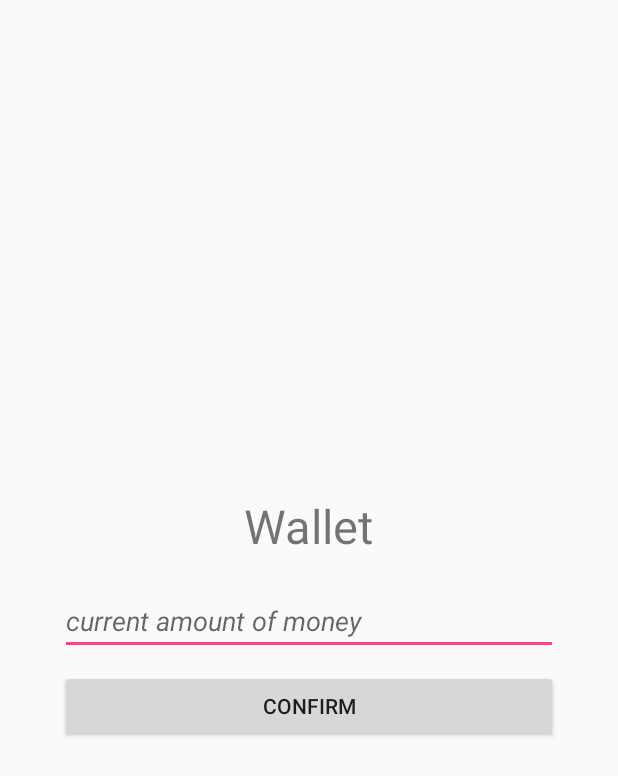
After one commit to rrosatti/cash-bucket, an Android app: the CreateWalletActivity screen opened directly, with no data from a screen before it, on a phone screen of 412 x 824 dp. The commit adds this screen. Shown: the top 776 px of the screen. Run offline under Robolectric (Android 15) with nearby library versions, the light colour scheme and no system bars; 1 statement that could not run was skipped.

Commit message:
add new column (desc) to cash_movement table in MySQLiteHelper. Create activity_create_wallet.xml and CreateWalletActivity.java

```diff
--- a/app/src/main/AndroidManifest.xml
+++ b/app/src/main/AndroidManifest.xml
@@ -20,6 +20,7 @@
         <activity android:name=".activity.SignUpActivity" />
         <activity android:name=".activity.CreateBankAccountActivity"/>
         <activity android:name=".activity.NewCashMovementActivity" />
+        <activity android:name=".activity.CreateWalletActivity" />
 
     </application>
 
--- a/app/src/main/java/com/example/rodri/cashbucket/activity/CreateBankAccountActivity.java
+++ b/app/src/main/java/com/example/rodri/cashbucket/activity/CreateBankAccountActivity.java
@@ -1,5 +1,6 @@
 package com.example.rodri.cashbucket.activity;
 
+import android.content.Intent;
 import android.os.Bundle;
 import android.support.annotation.Nullable;
 import android.support.v7.app.AppCompatActivity;
@@ -94,6 +95,9 @@ public class CreateBankAccountActivity extends AppCompatActivity {
                                         if (autoDepositId != 0) {
                                             Toast.makeText(CreateBankAccountActivity.this,
                                                     R.string.toast_bank_account_created_successfully, Toast.LENGTH_SHORT).show();
+                                            Intent i = new Intent(CreateBankAccountActivity.this, CreateWalletActivity.class);
+                                            i.putExtra("userId", userId);
+                                            startActivity(i);
                                             finish();
                                         } else {
                                             Toast.makeText(CreateBankAccountActivity.this,
--- /dev/null
+++ b/app/src/main/java/com/example/rodri/cashbucket/activity/CreateWalletActivity.java
@@ -0,0 +1,72 @@
+package com.example.rodri.cashbucket.activity;
+
+import android.os.Bundle;
+import android.support.annotation.Nullable;
+import android.support.v7.app.AppCompatActivity;
+import android.view.View;
+import android.widget.Button;
+import android.widget.EditText;
+import android.widget.Toast;
+
+import com.example.rodri.cashbucket.R;
+import com.example.rodri.cashbucket.database.MyDataSource;
+
+/**
+ * Created by rodri on 1/9/2017.
+ */
+
+public class CreateWalletActivity extends AppCompatActivity {
+
+    private EditText etValue;
+    private Button btConfirm;
+    private MyDataSource dataSource;
+    private long userId = 0;
+
+    @Override
+    protected void onCreate(@Nullable Bundle savedInstanceState) {
+        super.onCreate(savedInstanceState);
+        setContentView(R.layout.activity_create_wallet);
+
+        iniViews();
+        dataSource = new MyDataSource(this);
+        userId = getIntent().getExtras().getLong("userId");
+
+        btConfirm.setOnClickListener(new View.OnClickListener() {
+            @Override
+            public void onClick(View v) {
+                String sValue = etValue.getText().toString();
+                if (sValue.isEmpty()) {
+                    Toast.makeText(CreateWalletActivity.this, R.string.toast_wallet_value_empty, Toast.LENGTH_SHORT).show();
+                    return;
+                } else {
+                    try {
+                        dataSource.open();
+
+                        double walletValue = Double.valueOf(sValue);
+
+                        long walletId = dataSource.createWallet(walletValue);
+                        if (walletId != 0) {
+                            boolean userWallet = dataSource.createUserWallet(userId, walletId);
+                            if (!userWallet) {
+                                Toast.makeText(CreateWalletActivity.this, R.string.toast_something_went_wrong, Toast.LENGTH_SHORT).show();
+                                return;
+                            }
+                            Toast.makeText(CreateWalletActivity.this, R.string.toast_wallet_created_successfully,
+                                    Toast.LENGTH_SHORT).show();
+                            finish();
+                        }
+                    } catch (Exception e) {
+                        e.printStackTrace();
+                        dataSource.close();
+                    }
+                }
+            }
+        });
+
+    }
+
+    private void  iniViews() {
+        etValue = (EditText) findViewById(R.id.activityNewW_etValue);
+        btConfirm = (Button) findViewById(R.id.activityNewW_btConfirm);
+    }
+}
--- a/app/src/main/java/com/example/rodri/cashbucket/activity/NewCashMovementActivity.java
+++ b/app/src/main/java/com/example/rodri/cashbucket/activity/NewCashMovementActivity.java
@@ -33,6 +33,7 @@ public class NewCashMovementActivity extends AppCompatActivity {
     private EditText etValue;
     private TextView txtDate;
     private Button btCalendar;
+    private EditText etDesc;
     private Button btConfirm;
     private Button btCancel;
     private Spinner spinnerTypes;
@@ -107,6 +108,7 @@ public class NewCashMovementActivity extends AppCompatActivity {
             public void onClick(View v) {
                 double value = 0.0;
                 value = Double.parseDouble(etValue.getText().toString());
+                String desc = etDesc.getText().toString();
                 selectedType += 1;
 
                 if (value == 0) {
@@ -120,7 +122,7 @@ public class NewCashMovementActivity extends AppCompatActivity {
                     try {
                         dataSource.open();
 
-                        long id = dataSource.createCashMovement(value, selectedType, day, month, year, userId);
+                        long id = dataSource.createCashMovement(value, selectedType, day, month, year, desc, userId);
 
                         if (id != 0) {
                             // change bank account or wallet
@@ -165,6 +167,7 @@ public class NewCashMovementActivity extends AppCompatActivity {
         etValue = (EditText) findViewById(R.id.activityNewCM_etValue);
         txtDate = (TextView) findViewById(R.id.activityNewCM_txtDate);
         btCalendar = (Button) findViewById(R.id.activityNewCM_btCalendar);
+        etDesc = (EditText) findViewById(R.id.activityNewCM_etDesc);
         btConfirm = (Button) findViewById(R.id.activityNewCM_btConfirm);
         btCancel = (Button) findViewById(R.id.activityNewCM_btCancel);
         spinnerTypes = (Spinner) findViewById(R.id.activityNewCM_spinType);
--- a/app/src/main/java/com/example/rodri/cashbucket/adapter/CashMovementAdapter.java
+++ b/app/src/main/java/com/example/rodri/cashbucket/adapter/CashMovementAdapter.java
@@ -31,6 +31,7 @@ public class CashMovementAdapter extends RecyclerView.Adapter<CashMovementAdapte
         public TextView displayValue;
         public ImageView displayIcon;
         public TextView displayDate;
+        public TextView displayDesc;
 
         public MyViewHolder(View v) {
             super(v);
@@ -38,6 +39,7 @@ public class CashMovementAdapter extends RecyclerView.Adapter<CashMovementAdapte
             displayValue = (TextView) v.findViewById(R.id.listItemCashMovement_txtValue);
             displayIcon = (ImageView) v.findViewById(R.id.listItemCashMovement_imgIcon);
             displayDate = (TextView) v.findViewById(R.id.listItemCashMovement_txtDate);
+            displayDesc = (TextView) v.findViewById(R.id.listItemCashMovement_txtDesc);
 
         }
     }
@@ -78,6 +80,7 @@ public class CashMovementAdapter extends RecyclerView.Adapter<CashMovementAdapte
         holder.displayValue.setText(value);
         holder.displayDate.setText(date);
         holder.displayIcon.setImageResource(images.getResourceId(cashMovement.getType()-1, -1));
+        holder.displayDesc.setText(cashMovement.getDesc());
     }
 
     @Override
--- a/app/src/main/java/com/example/rodri/cashbucket/database/MySQLiteHelper.java
+++ b/app/src/main/java/com/example/rodri/cashbucket/database/MySQLiteHelper.java
@@ -55,6 +55,7 @@ public class MySQLiteHelper extends SQLiteOpenHelper {
     public static final String COLUMN_TYPE = "type";
     public static final String COLUMN_MONTH = "month";
     public static final String COLUMN_YEAR = "year";
+    public static final String COLUMN_DESC = "desc";
 
 
     /**  ----------- CREATING TABLES ----------- */
@@ -108,6 +109,7 @@ public class MySQLiteHelper extends SQLiteOpenHelper {
             + COLUMN_DAY + " INTEGER NOT NULL, "
             + COLUMN_MONTH + " INTEGER NOT NULL, "
             + COLUMN_YEAR + " INTEGER NOT NULL, "
+            + COLUMN_DESC + " TEXT, "
             + COLUMN_USER_ID + " INTEGER NOT NULL, "
             + "FOREIGN KEY (" + COLUMN_USER_ID + ") REFERENCES " + TABLE_USER + " (" + KEY_ID + "));";
 
--- a/app/src/main/java/com/example/rodri/cashbucket/fragment/CashFlowFragment.java
+++ b/app/src/main/java/com/example/rodri/cashbucket/fragment/CashFlowFragment.java
@@ -102,7 +102,10 @@ public class CashFlowFragment extends Fragment{
             dataSource.close();
         }
 
-        adapter = new CashMovementAdapter(getActivity(), cashMovements);
+        if (cashMovements != null) {
+            adapter = new CashMovementAdapter(getActivity(), cashMovements);
+        }
+
     }
 
     @Override
--- a/app/src/main/res/layout/activity_create_bank_account.xml
+++ b/app/src/main/res/layout/activity_create_bank_account.xml
@@ -11,7 +11,7 @@
         <TextView
             android:layout_width="match_parent"
             android:layout_height="wrap_content"
-            android:text="@string/tView_bank_account"
+            android:text="@string/text_bank_account_title"
             android:textSize="14pt"
             android:textAlignment="center"/>
 
--- /dev/null
+++ b/app/src/main/res/layout/activity_create_wallet.xml
@@ -0,0 +1,37 @@
+<?xml version="1.0" encoding="utf-8"?>
+<RelativeLayout xmlns:android="http://schemas.android.com/apk/res/android"
+    android:layout_width="match_parent" android:layout_height="match_parent" android:padding="40dp">
+
+    <LinearLayout
+        android:layout_width="match_parent"
+        android:layout_height="wrap_content"
+        android:orientation="vertical"
+        android:layout_centerInParent="true">
+
+        <TextView
+            android:layout_width="wrap_content"
+            android:layout_height="wrap_content"
+            android:layout_gravity="center_horizontal"
+            android:text="@string/text_wallet_title"
+            android:textSize="14pt"/>
+
+        <EditText
+            android:id="@+id/activityNewW_etValue"
+            android:layout_width="match_parent"
+            android:layout_height="wrap_content"
+            android:hint="@string/hint_wallet_value"
+            android:textStyle="italic"
+            android:inputType="numberDecimal"
+            android:layout_marginTop="20dp"/>
+
+        <Button
+            android:id="@+id/activityNewW_btConfirm"
+            android:layout_width="match_parent"
+            android:layout_height="wrap_content"
+            android:text="@string/button_confirm"
+            android:layout_marginTop="10dp"/>
+
+    </LinearLayout>
+
+
+</RelativeLayout>
--- a/app/src/main/res/layout/tab_cash_flow.xml
+++ b/app/src/main/res/layout/tab_cash_flow.xml
@@ -19,7 +19,7 @@
             <TextView
                 android:layout_width="0dp"
                 android:layout_height="wrap_content"
-                android:text="@string/text_bank_account"
+                android:text="@string/text_bank_account_title"
                 android:textSize="8pt"
                 android:layout_weight="3"/>
 
--- a/app/src/main/res/values/strings.xml
+++ b/app/src/main/res/values/strings.xml
@@ -8,6 +8,8 @@
     <string name="hint_value">value</string>
     <string name="hint_balance">balance</string>
     <string name="hint_day">day</string>
+    <string name="hint_desc">description</string>
+    <string name="hint_wallet_value">current amount of money</string>
 
     <!-- Button -->
     <string name="button_signup">Sign up</string>
@@ -30,9 +32,8 @@
     <string name="toast_login_failure">Username or password is invalid.</string>
     <string name="toast_login_success">Welcome!</string>
     <string name="toast_date_field_empty">You have to set a date!</string>
-
-    <!-- TextView -->
-    <string name="tView_bank_account">Bank Account</string>
+    <string name="toast_wallet_value_empty">You must enter a value!</string>
+    <string name="toast_wallet_created_successfully">The wallet was created successfully</string>
 
     <!-- Check Box -->
     <string name="check_box_auto_deposit">Auto-deposit</string>
@@ -56,6 +57,8 @@
     <!-- TextView -->
     <string name="text_bank_account">Bank Account:</string>
     <string name="text_wallet">Wallet: </string>
+    <string name="text_bank_account_title">Bank Account</string>
+    <string name="text_wallet_title">Wallet</string>
 
     <!-- CheckBox -->
     <string name="check_remember_me">Remember me</string>
```
Also changed, not shown: app/src/main/java/com/example/rodri/cashbucket/activity/SignUpActivity.java (+0 -8 lines), app/src/main/java/com/example/rodri/cashbucket/database/MyDataSource.java (+5 -2 lines), app/src/main/java/com/example/rodri/cashbucket/model/CashMovement.java (+14 -1 lines), app/src/main/res/layout/activity_new_cash_movement.xml (+9 -0 lines), app/src/main/res/layout/list_item_cash_movement.xml (+18 -1 lines).
